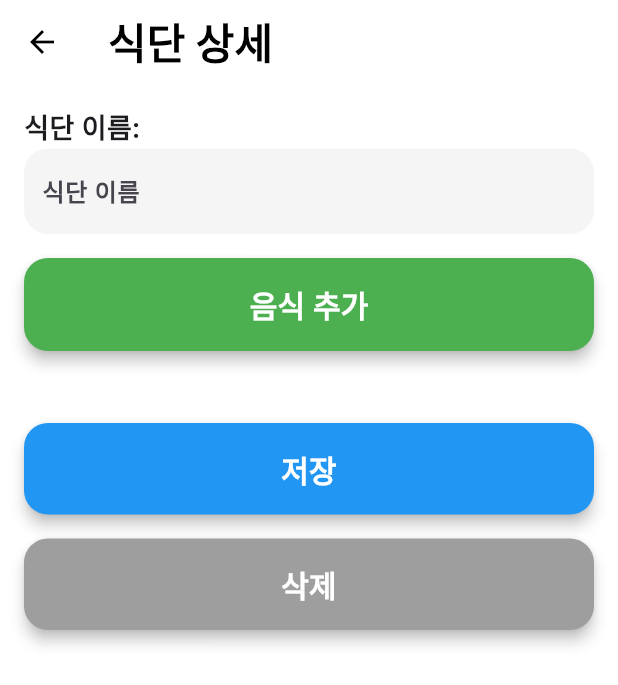
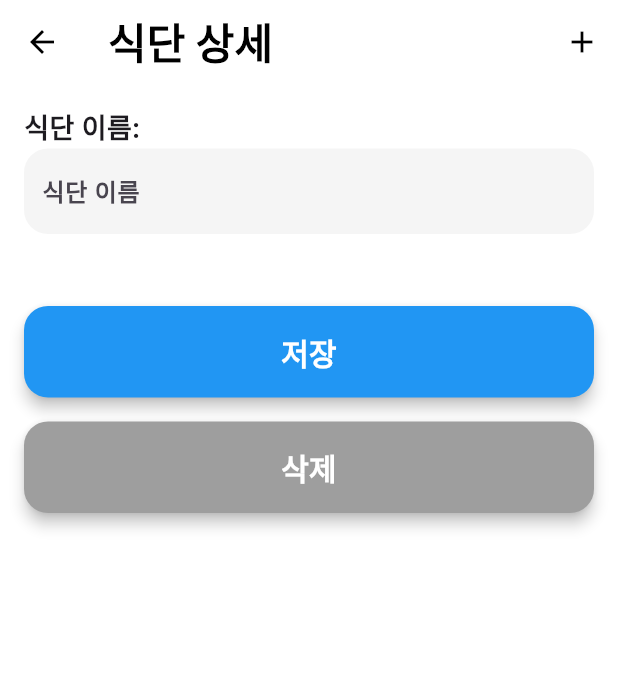
Before and after one commit to CBNU-younghun/OSS-TeamProject-app, a Flutter app: the DietDetailPage screen opened directly with empty values, on a phone screen of 412 x 824 dp. Shown: the top 685 px of the screen. Run offline on Flutter 3.47's test engine with Material 3 defaults, Android fonts, the phone set to English and light mode, and no system bars; our stand-ins replace fl_chart, flutter_neumorphic_plus, shared_preferences; accounts and stored records are empty; Roboto replaces fonts that are missing (Bebas Neue).

Commit message:
음식 추가 버튼을 '+' 버튼으로 변경

```diff
--- a/lib/diet/diet_detail_page.dart
+++ b/lib/diet/diet_detail_page.dart
@@ -434,6 +434,12 @@ class _DietDetailPageState extends State<DietDetailPage> {
           ),
         ),
         iconTheme: IconThemeData(color: Colors.black), // 앱바 아이콘 색상을 검은색으로 설정
+        actions: [
+          IconButton(
+            icon: Icon(Icons.add, color: Colors.black), // '+' 아이콘 추가
+            onPressed: _showAddFoodForm, // 아이콘 클릭 시 음식 추가 폼 표시
+          ),
+        ],
       ),
       body: Padding(
         padding: EdgeInsets.all(16.0), // 전체 패딩 설정
@@ -453,27 +459,6 @@ class _DietDetailPageState extends State<DietDetailPage> {
               hintText: '식단 이름을 입력하세요', // 텍스트 필드 힌트
             ),
             SizedBox(height: 16.0), // 간격 추가
-            ElevatedButton(
-              onPressed: _showAddFoodForm, // 음식 추가 버튼 클릭 시 함수 호출
-              style: ElevatedButton.styleFrom(
-                backgroundColor: Colors.green, // 버튼 배경색 설정
-                elevation: 4.0, // 버튼 그림자 설정
-                shape: RoundedRectangleBorder(
-                  borderRadius: BorderRadius.circular(16.0), // 버튼 모서리 둥글게 설정
-                ),
-                padding: EdgeInsets.symmetric(vertical: 16.0), // 버튼 패딩 설정
-              ),
-              child: Text(
-                '음식 추가', // 버튼 텍스트
-                style: TextStyle(
-                  fontFamily: 'Bebas Neue', // 폰트 설정
-                  fontSize: 20.0, // 폰트 크기 설정
-                  fontWeight: FontWeight.bold, // 폰트 두께 설정
-                  color: Colors.white, // 텍스트 색상 설정
-                ),
-              ),
-            ),
-            SizedBox(height: 16.0),
             if (foods.isNotEmpty) ...[
               SizedBox(
                 height: 400, // 차트 높이 증가
```
